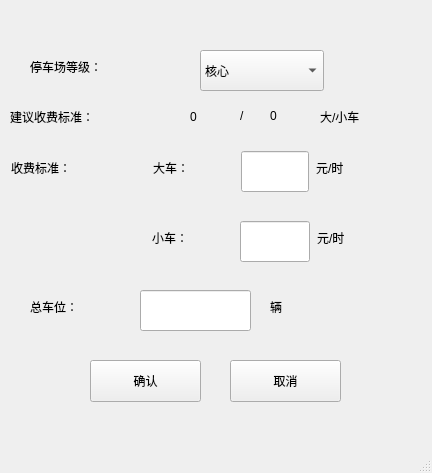
Qt form setwindow.ui (liangyiqiu/car_parking_console) before a commit.
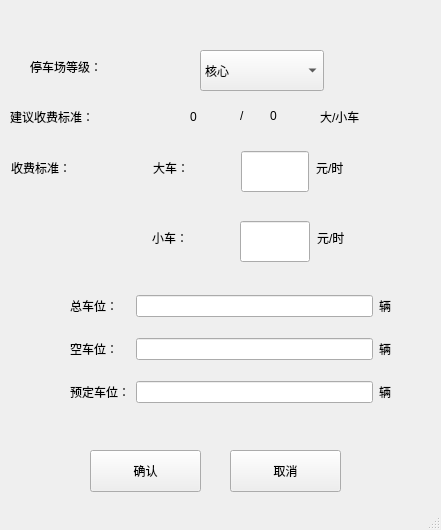
The same form after that commit.

The edit to the form file:
```diff
--- a/setwindow.ui
+++ b/setwindow.ui
@@ -6,8 +6,8 @@
    <rect>
     <x>0</x>
     <y>0</y>
-    <width>432</width>
-    <height>473</height>
+    <width>441</width>
+    <height>530</height>
    </rect>
   </property>
   <property name="windowTitle">
@@ -70,34 +70,11 @@
      <string>大/小车</string>
     </property>
    </widget>
-   <widget class="QLineEdit" name="edittotal">
-    <property name="geometry">
-     <rect>
-      <x>140</x>
-      <y>290</y>
-      <width>111</width>
-      <height>41</height>
-     </rect>
-    </property>
-   </widget>
-   <widget class="QLabel" name="label_8">
-    <property name="geometry">
-     <rect>
-      <x>270</x>
-      <y>290</y>
-      <width>114</width>
-      <height>33</height>
-     </rect>
-    </property>
-    <property name="text">
-     <string>辆</string>
-    </property>
-   </widget>
    <widget class="QPushButton" name="pushButton">
     <property name="geometry">
      <rect>
       <x>90</x>
-      <y>360</y>
+      <y>450</y>
       <width>111</width>
       <height>42</height>
      </rect>
@@ -110,7 +87,7 @@
     <property name="geometry">
      <rect>
       <x>230</x>
-      <y>360</y>
+      <y>450</y>
       <width>111</width>
       <height>42</height>
      </rect>
@@ -145,18 +122,68 @@
      <string>0</string>
     </property>
    </widget>
-   <widget class="QLabel" name="label_6">
+   <widget class="QWidget" name="gridLayoutWidget">
     <property name="geometry">
      <rect>
-      <x>30</x>
-      <y>290</y>
-      <width>108</width>
-      <height>33</height>
+      <x>70</x>
+      <y>280</y>
+      <width>321</width>
+      <height>141</height>
      </rect>
     </property>
-    <property name="text">
-     <string>总车位：</string>
-    </property>
+    <layout class="QGridLayout" name="gridLayout">
+     <item row="2" column="1">
+      <widget class="QLineEdit" name="editbook"/>
+     </item>
+     <item row="0" column="0">
+      <widget class="QLabel" name="label_6">
+       <property name="text">
+        <string>总车位：</string>
+       </property>
+      </widget>
+     </item>
+     <item row="1" column="1">
+      <widget class="QLineEdit" name="editempty"/>
+     </item>
+     <item row="2" column="0">
+      <widget class="QLabel" name="label_10">
+       <property name="text">
+        <string>预定车位：</string>
+       </property>
+      </widget>
+     </item>
+     <item row="0" column="1">
+      <widget class="QLineEdit" name="edittotal"/>
+     </item>
+     <item row="1" column="0">
+      <widget class="QLabel" name="label_3">
+       <property name="text">
+        <string>空车位：</string>
+       </property>
+      </widget>
+     </item>
+     <item row="0" column="2">
+      <widget class="QLabel" name="label_8">
+       <property name="text">
+        <string>辆</string>
+       </property>
+      </widget>
+     </item>
+     <item row="1" column="2">
+      <widget class="QLabel" name="label_15">
+       <property name="text">
+        <string>辆</string>
+       </property>
+      </widget>
+     </item>
+     <item row="2" column="2">
+      <widget class="QLabel" name="label_14">
+       <property name="text">
+        <string>辆</string>
+       </property>
+      </widget>
+     </item>
+    </layout>
    </widget>
    <widget class="QLabel" name="label_2">
     <property name="geometry">
```
Left out of the diff: 2 changed lines with no effect on the pictures.
